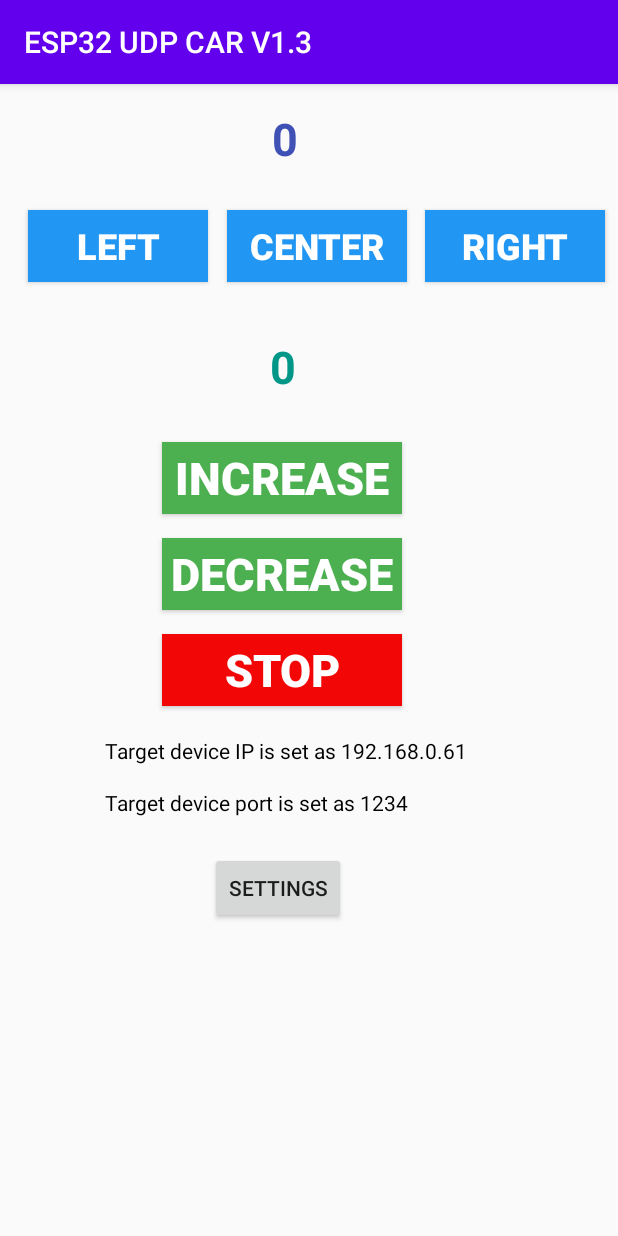
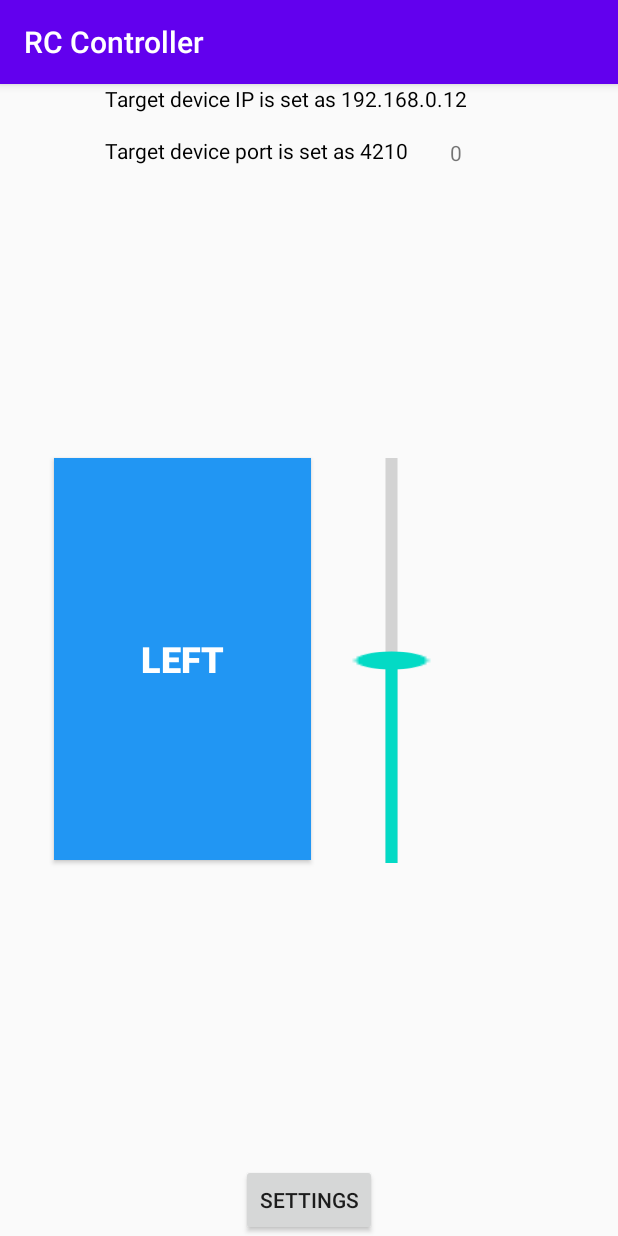
Before and after one commit to merlindk/controller-app, an Android app: the screen it shows after launch (MainActivity), on a phone screen of 412 x 824 dp. Run offline under Robolectric (Android 15) with nearby library versions, the phone set to English and light mode, and no system bars.

Commit message:
first working commit

```diff
--- a/app/build.gradle
+++ b/app/build.gradle
@@ -3,7 +3,6 @@ apply plugin: 'kotlin-android'
 
 android {
     compileSdkVersion 34
-    buildToolsVersion '30.0.2'
 
     defaultConfig {
         applicationId "com.example.controller"
@@ -25,9 +24,10 @@ android {
         }
     }
     compileOptions {
-        sourceCompatibility JavaVersion.VERSION_1_8
-        targetCompatibility JavaVersion.VERSION_1_8
+        sourceCompatibility JavaVersion.VERSION_17
+        targetCompatibility JavaVersion.VERSION_17
     }
+    namespace 'com.example.controller'
 
 }
 
--- a/app/src/main/AndroidManifest.xml
+++ b/app/src/main/AndroidManifest.xml
@@ -1,12 +1,11 @@
 <?xml version="1.0" encoding="utf-8"?>
-<manifest xmlns:android="http://schemas.android.com/apk/res/android"
-    package="com.example.controller">
+<manifest xmlns:android="http://schemas.android.com/apk/res/android">
     <uses-permission android:name="android.permission.INTERNET" />
     <uses-permission android:name="android.permission.ACCESS_NETWORK_STATE" />
 <application
     android:allowBackup="true"
     android:icon="@mipmap/ic_launcher"
-    android:label="ESP32 UDP CAR V1.3"
+    android:label="RC Controller"
     android:roundIcon="@mipmap/ic_launcher"
     android:supportsRtl="true"
     android:theme="@style/AppTheme">
--- a/app/src/main/java/com/example/controller/MainActivity.kt
+++ b/app/src/main/java/com/example/controller/MainActivity.kt
@@ -1,28 +1,33 @@
 package com.example.controller
 
+import android.annotation.SuppressLint
 import android.content.Intent
 import android.os.Bundle
 import android.os.StrictMode
+import android.view.MotionEvent
+import android.widget.SeekBar
 import android.widget.TextView
+import androidx.appcompat.app.AppCompatActivity
+import com.example.controller.databinding.ActivityMainBinding
 import java.io.IOException
 import java.net.DatagramPacket
 import java.net.DatagramSocket
 import java.net.InetAddress
-import androidx.appcompat.app.AppCompatActivity
-import com.example.controller.databinding.ActivityMainBinding
 
-var mySpeed: Int = 0
-var myDirection: Int = 0
+
+var speed: Int = 0
+var reverse: Int = 0
+var direction: Int = 0
 var myTargetIP = "not set"
 var myTargetPort = "not set"
-var myUDP: String = ""
+var throttle: Long = 50
 
 private lateinit var binding: ActivityMainBinding
 
 
-public class SoftOptions {
-    var RemoteHost: String = "192.168.0.61"
-    var RemotePort: Int = 1234
+class SoftOptions {
+    var remoteHost: String = "192.168.0.12"
+    var remotePort: Int = 4210
 
     constructor()
 
@@ -34,7 +39,7 @@ val mySettings = SoftOptions()
 
 class MainActivity : AppCompatActivity() {
 
-    fun sendUDP(messageStr: String) {
+    private fun sendUDP(messageStr: String) {
         // Hack Prevent crash (sending should be done using an async task)
         val policy = StrictMode.ThreadPolicy.Builder().permitAll().build()
         StrictMode.setThreadPolicy(policy)
@@ -46,8 +51,8 @@ class MainActivity : AppCompatActivity() {
             val sendPacket = DatagramPacket(
                 sendData,
                 sendData.size,
-                InetAddress.getByName(mySettings.RemoteHost),
-                mySettings.RemotePort
+                InetAddress.getByName(mySettings.remoteHost),
+                mySettings.remotePort
             )
             socket.send(sendPacket)
         } catch (e: IOException) {
@@ -55,73 +60,84 @@ class MainActivity : AppCompatActivity() {
         }
     }
 
+    private fun updateControls(){
+        Thread.sleep(throttle) // To avoid overloading the receiver.
+
+        val message = "$direction$speed$reverse"
+        sendUDP(message)
+    }
+
+    @SuppressLint("ClickableViewAccessibility")
     override fun onCreate(savedInstanceState: Bundle?) {
         super.onCreate(savedInstanceState)
         setContentView(R.layout.activity_main)
         binding = ActivityMainBinding.inflate(layoutInflater)
-
+        Thread {
+            while (true){updateControls()}
+        }.start()
         val view = binding.root
         setContentView(view)
 
-        var intent = intent
-        val IPtoshow = intent.getStringExtra("myTargetIP")
         val resultTv = this.findViewById<TextView>(R.id.txtShowIP)
-        resultTv.text = "Target device IP is set as " + mySettings.RemoteHost
-        val PortToShow = intent.getStringExtra("myTargetPort")
+        resultTv.text = "Target device IP is set as " + mySettings.remoteHost
         val resultTvPort = this.findViewById<TextView>(R.id.txtShowPort)
-        resultTvPort.text = "Target device port is set as " + mySettings.RemotePort
+        resultTvPort.text = "Target device port is set as " + mySettings.remotePort
+        val speedText = this.findViewById<TextView>(R.id.speedView)
 
-        binding.btnIncrease.setOnClickListener {
-            mySpeed += 1
-            if (mySpeed > 10) mySpeed = 10
-            val SpeedtoShowTv = this.findViewById<TextView>(R.id.txtSpeed)
-            SpeedtoShowTv.text = mySpeed.toString()
-            myUDP = mySpeed.toString() + "," + myDirection.toString()
-            sendUDP(myUDP)
-        }
-        binding.btnDecrease.setOnClickListener {
-            mySpeed -= 1
-            if (mySpeed < -10) mySpeed = -10
-            val SpeedtoShowTv = this.findViewById<TextView>(R.id.txtSpeed)
-            SpeedtoShowTv.text = mySpeed.toString()
-            myUDP = mySpeed.toString() + "," + myDirection.toString()
-            sendUDP(myUDP)
+
+        binding.gas.setOnSeekBarChangeListener( object: SeekBar.OnSeekBarChangeListener{
+            override fun onProgressChanged(seekBar: SeekBar?, progress: Int, fromUser: Boolean) {
+                val progressVal = progress + 1
+
+                if( progressVal == 10){
+                    speed = 0
+                    speedText.text = "0"
+                } else if(progressVal < 10){
+                    speed = 10 - progressVal
+                    speedText.text = (10 - progressVal).toString()
+                    reverse = 1
+                } else {
+                    speed = progressVal - 10
+                    speedText.text = (progressVal - 10).toString()
+                    reverse = 0
+                }
+            }
+
+            override fun onStartTrackingTouch(seekBar: SeekBar?) {
+                //do nothing
+            }
+
+            override fun onStopTrackingTouch(seekBar: SeekBar?) {
+                if (seekBar != null) {
+                    seekBar.progress = 10
+                    speed = 0
+                    reverse = 0
+                    speedText.text = "0"
+                }
+            }
+
+        })
+
+        binding.btnLeft.setOnTouchListener { _, event ->
+            if (event.action == MotionEvent.ACTION_DOWN) {
+                direction = 0
+            }
+            if (event.action == MotionEvent.ACTION_UP) {
+                direction = 1
+            }
+            true
         }
 
-        binding.btnStop.setOnClickListener {
-            mySpeed = 0
-            myDirection = 0
-            val SpeedtoShowTv = this.findViewById<TextView>(R.id.txtSpeed)
-            SpeedtoShowTv.text = mySpeed.toString()
-            val DirtoShowTv = this.findViewById<TextView>(R.id.txtDirection)
-            DirtoShowTv.text = myDirection.toString()
-            myUDP = mySpeed.toString() + "," + myDirection.toString()
-            sendUDP(myUDP)
-        }
-        binding.btnLeft.setOnClickListener {
-            myDirection -= 1
-            if (myDirection < -5) myDirection = -5
-            val DirtoShowTv = this.findViewById<TextView>(R.id.txtDirection)
-            DirtoShowTv.text = myDirection.toString()
-            myUDP = mySpeed.toString() + "," + myDirection.toString()
-            sendUDP(myUDP)
+        binding.btnRight.setOnTouchListener { _, event ->
+            if (event.action == MotionEvent.ACTION_DOWN) {
+                direction = 2
+            }
+            if (event.action == MotionEvent.ACTION_UP) {
+                direction = 1
+            }
+            true
         }
 
-        binding.btnCenter.setOnClickListener {
-            myDirection = 0
-            val DirtoShowTv = this.findViewById<TextView>(R.id.txtDirection)
-            DirtoShowTv.text = myDirection.toString()
-            myUDP = mySpeed.toString() + "," + myDirection.toString()
-            sendUDP(myUDP)
-        }
-        binding.btnRight.setOnClickListener {
-            myDirection += 1
-            if (myDirection > 5) myDirection = 5
-            val DirtoShowTv = this.findViewById<TextView>(R.id.txtDirection)
-            DirtoShowTv.text = myDirection.toString()
-            myUDP = mySpeed.toString() + "," + myDirection.toString()
-            sendUDP(myUDP)
-        }
         binding.btnSettings.setOnClickListener {
             val intent = Intent(this, Settings::class.java);
             startActivity(intent)
--- a/app/src/main/res/layout/activity_main.xml
+++ b/app/src/main/res/layout/activity_main.xml
@@ -11,14 +11,13 @@
         android:layout_width="wrap_content"
         android:layout_height="wrap_content"
         android:layout_marginStart="70dp"
-        android:layout_marginTop="20dp"
         android:layout_marginEnd="135dp"
         android:text="Target IP is not set"
         android:textColor="#000000"
         app:layout_constraintEnd_toEndOf="parent"
         app:layout_constraintHorizontal_bias="0.0"
         app:layout_constraintStart_toStartOf="parent"
-        app:layout_constraintTop_toBottomOf="@+id/btnStop" />
+        tools:layout_editor_absoluteY="508dp" />
 
     <TextView
         android:id="@+id/txtShowPort"
@@ -34,132 +33,66 @@
         app:layout_constraintTop_toBottomOf="@id/txtShowIP" />
 
     <Button
-        android:id="@+id/btnCenter"
-        android:layout_width="120dp"
-        android:layout_height="wrap_content"
-        android:layout_marginStart="4dp"
-        android:background="#2196F3"
-        android:text="CENTER"
-        android:textColor="#FFFFFF"
-        android:textSize="24sp"
-        android:textStyle="bold"
-        app:layout_constraintEnd_toStartOf="@+id/btnRight"
-        app:layout_constraintHorizontal_bias="0.5"
-        app:layout_constraintStart_toEndOf="@+id/btnLeft"
-        app:layout_constraintTop_toTopOf="@+id/btnLeft" />
-
-    <Button
         android:id="@+id/btnRight"
-        android:layout_width="120dp"
-        android:layout_height="wrap_content"
-        android:layout_marginStart="4dp"
+        android:layout_width="161dp"
+        android:layout_height="267dp"
+        android:layout_marginEnd="364dp"
         android:background="#2196F3"
         android:text="RIGHT"
         android:textColor="#FFFFFF"
         android:textSize="24sp"
         android:textStyle="bold"
+        app:layout_constraintBottom_toBottomOf="parent"
         app:layout_constraintEnd_toEndOf="parent"
-        app:layout_constraintHorizontal_bias="0.5"
-        app:layout_constraintStart_toEndOf="@+id/btnCenter"
-        app:layout_constraintTop_toTopOf="@+id/btnCenter" />
+        app:layout_constraintHorizontal_bias="1.0"
+        app:layout_constraintStart_toEndOf="@+id/btnLeft"
+        app:layout_constraintTop_toTopOf="parent"
+        app:layout_constraintVertical_bias="0.498" />
 
     <Button
         android:id="@+id/btnLeft"
-        android:layout_width="120dp"
-        android:layout_height="wrap_content"
-        android:layout_marginStart="10dp"
-        android:layout_marginTop="84dp"
+        android:layout_width="171dp"
+        android:layout_height="268dp"
+        android:layout_marginStart="36dp"
         android:background="#2196F3"
         android:text="LEFT"
         android:textColor="#FFFFFF"
         android:textSize="24sp"
         android:textStyle="bold"
-        app:layout_constraintEnd_toStartOf="@+id/btnCenter"
-        app:layout_constraintHorizontal_bias="0.5"
+        app:layout_constraintBottom_toBottomOf="parent"
         app:layout_constraintStart_toStartOf="parent"
-        app:layout_constraintTop_toTopOf="parent" />
-
-    <Button
-        android:id="@+id/btnStop"
-        android:layout_width="160dp"
-        android:layout_height="wrap_content"
-        android:layout_marginStart="108dp"
-        android:layout_marginTop="16dp"
-        android:background="#F30606"
-        android:text="STOP"
-        android:textColor="#FFFFFF"
-        android:textSize="30sp"
-        android:textStyle="bold"
-        app:layout_constraintStart_toStartOf="parent"
-        app:layout_constraintTop_toBottomOf="@+id/btnDecrease" />
-
-    <TextView
-        android:id="@+id/txtDirection"
-        android:layout_width="wrap_content"
-        android:layout_height="wrap_content"
-        android:layout_marginStart="162dp"
-        android:layout_marginTop="16dp"
-        android:text="0"
-        android:textAlignment="center"
-        android:textColor="#3F51B5"
-        android:textSize="30sp"
-        android:textStyle="bold"
-        app:layout_constraintEnd_toEndOf="@id/btnIncrease"
-        app:layout_constraintHorizontal_bias="0.218"
-        app:layout_constraintStart_toStartOf="parent"
-        app:layout_constraintTop_toTopOf="parent" />
-
-    <TextView
-        android:id="@+id/txtSpeed"
-        android:layout_width="wrap_content"
-        android:layout_height="wrap_content"
-        android:layout_marginStart="180dp"
-        android:layout_marginTop="168dp"
-        android:text="0"
-        android:textAlignment="center"
-        android:textColor="#009688"
-        android:textSize="30sp"
-        android:textStyle="bold"
-        app:layout_constraintStart_toStartOf="parent"
-        app:layout_constraintTop_toTopOf="parent" />
-
-    <Button
-        android:id="@+id/btnIncrease"
-        android:layout_width="160dp"
-        android:layout_height="wrap_content"
-        android:layout_marginStart="108dp"
-        android:layout_marginTop="30dp"
-        android:background="#4CAF50"
-        android:onClick="increaseSpeed"
-        android:text="INCREASE"
-        android:textColor="#FFFFFF"
-        android:textSize="30sp"
-        android:textStyle="bold"
-        app:layout_constraintStart_toStartOf="parent"
-        app:layout_constraintTop_toBottomOf="@+id/txtSpeed" />
+        app:layout_constraintTop_toTopOf="parent"
+        app:layout_constraintVertical_bias="0.498" />
 
     <Button
         android:id="@+id/btnSettings"
         android:layout_width="wrap_content"
         android:layout_height="wrap_content"
-        android:layout_marginStart="140dp"
-        android:layout_marginTop="380dp"
         android:text="Settings"
-        app:layout_constraintStart_toStartOf="parent"
-        app:layout_constraintTop_toBottomOf="@+id/btnRight" />
+        app:layout_constraintBottom_toBottomOf="parent"
+        app:layout_constraintEnd_toEndOf="parent"
+        app:layout_constraintStart_toStartOf="parent" />
 
-    <Button
-        android:id="@+id/btnDecrease"
-        android:layout_width="160dp"
+    <SeekBar
+        android:id="@+id/gas"
+        android:layout_width="302dp"
+        android:layout_height="19dp"
+        android:max="18"
+        android:progress="9"
+        android:rotation="-90"
+        android:scaleY="4"
+        app:layout_constraintBottom_toBottomOf="parent"
+        app:layout_constraintEnd_toEndOf="parent"
+        app:layout_constraintTop_toTopOf="parent" />
+
+    <TextView
+        android:id="@+id/speedView"
+        android:layout_width="wrap_content"
         android:layout_height="wrap_content"
-        android:layout_marginStart="108dp"
-        android:layout_marginTop="16dp"
-        android:background="#4CAF50"
-        android:text="DECREASE"
-        android:textColor="#FFFFFF"
-        android:textSize="30sp"
-        android:textStyle="bold"
-        app:layout_constraintStart_toStartOf="parent"
-        app:layout_constraintTop_toBottomOf="@+id/btnIncrease" />
+        android:layout_marginTop="36dp"
+        android:layout_marginEnd="104dp"
+        android:text="0"
+        app:layout_constraintEnd_toEndOf="parent"
+        app:layout_constraintTop_toTopOf="parent" />
 
 </androidx.constraintlayout.widget.ConstraintLayout>
--- a/build.gradle
+++ b/build.gradle
@@ -8,7 +8,7 @@ buildscript {
 
     }
     dependencies {
-        classpath 'com.android.tools.build:gradle:4.2.2'
+        classpath 'com.android.tools.build:gradle:8.2.1'
         classpath "org.jetbrains.kotlin:kotlin-gradle-plugin:$kotlin_version"
 
         // NOTE: Do not place your application dependencies here; they belong
--- a/gradle.properties
+++ b/gradle.properties
@@ -19,3 +19,7 @@ android.useAndroidX=true
 android.enableJetifier=true
 # Kotlin code style for this project: "official" or "obsolete":
 kotlin.code.style=official
+android.suppressUnsupportedCompileSdk=34
+android.defaults.buildfeatures.buildconfig=true
+android.nonTransitiveRClass=false
+android.nonFinalResIds=false
```
Also changed, not shown: app/src/main/java/com/example/controller/Settings.kt (+6 -6 lines), gradle/wrapper/gradle-wrapper.properties, 1 other file.
